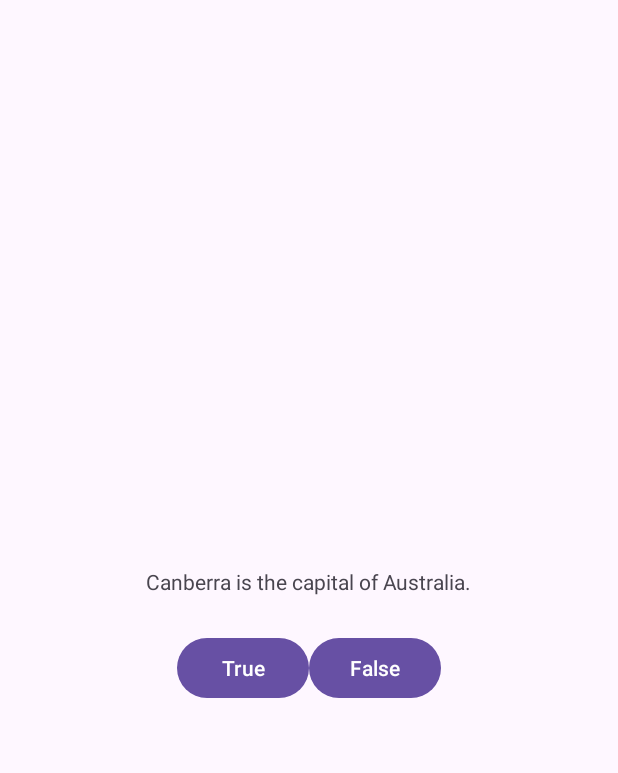
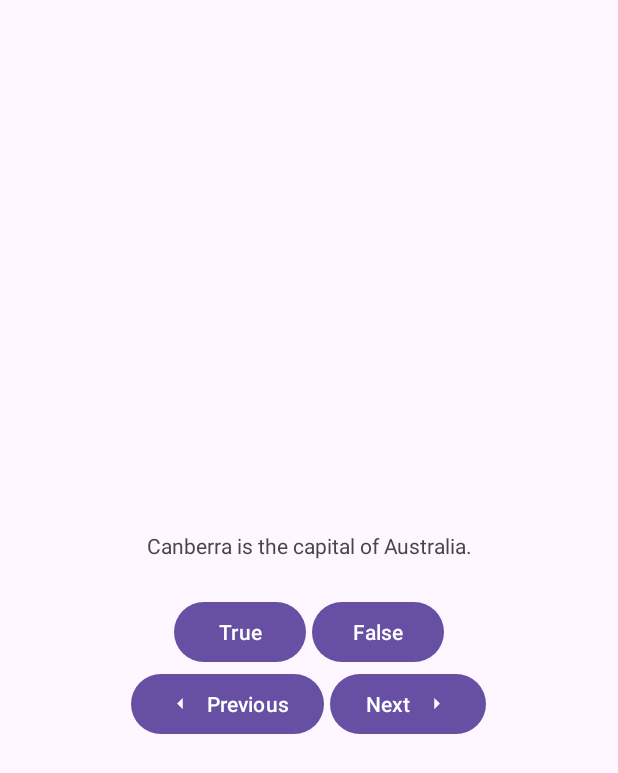
Before and after one commit to awesome31/rohit-career-book, an Android app: the screen it shows after launch (MainActivity), on a phone screen of 412 x 824 dp. Shown: the top 773 px of the screen. Run offline under Robolectric (Android 15) with nearby library versions, the light colour scheme and no system bars.

Commit message:
Complete chapter 2 for Android development

```diff
--- a/android/GeoQuiz/app/build.gradle.kts
+++ b/android/GeoQuiz/app/build.gradle.kts
@@ -33,6 +33,9 @@ android {
     kotlinOptions {
         jvmTarget = "1.8"
     }
+    buildFeatures {
+        viewBinding = true
+    }
 }
 
 dependencies {
--- a/android/GeoQuiz/app/src/main/java/com/rohitlearnsandroid/geoquiz/MainActivity.kt
+++ b/android/GeoQuiz/app/src/main/java/com/rohitlearnsandroid/geoquiz/MainActivity.kt
@@ -2,31 +2,78 @@ package com.rohitlearnsandroid.geoquiz
 
 import android.os.Bundle
 import android.view.View
-import android.widget.Button
 import android.widget.Toast
 import androidx.activity.enableEdgeToEdge
 import androidx.appcompat.app.AppCompatActivity
 import com.google.android.material.snackbar.Snackbar
+import com.rohitlearnsandroid.geoquiz.databinding.ActivityMainBinding
 
 class MainActivity : AppCompatActivity() {
-    private lateinit var trueButton: Button
-    private lateinit var falseButton: Button
+    private lateinit var binding: ActivityMainBinding
+
+    private val questionBank = listOf(
+        Question(R.string.question_australia, true),
+        Question(R.string.question_oceans, true),
+        Question(R.string.question_mideast, false), Question(
+            R.string
+                .question_africa, false
+        ),
+        Question(R.string.question_americas, true),
+        Question(R.string.question_asia, true)
+    )
+
+    private var currentIndex = 0
 
     override fun onCreate(savedInstanceState: Bundle?) {
         super.onCreate(savedInstanceState)
         enableEdgeToEdge()
-        setContentView(R.layout.activity_main)
 
-        trueButton = findViewById(R.id.true_button)
-        falseButton = findViewById(R.id.false_button)
+        binding = ActivityMainBinding.inflate(layoutInflater)
+        setContentView(binding.root)
 
+        binding.questionTextView.setOnClickListener { _: View ->
+            currentIndex = (currentIndex + 1) % questionBank.size
+
+            updateQuestion()
+        }
+
+        binding.trueButton.setOnClickListener { _: View ->
+            checkAnswer(true)
+        }
+
+        binding.falseButton.setOnClickListener { _: View ->
+            checkAnswer(false)
+        }
+
+        updateQuestion()
+
+        binding.nextButton.setOnClickListener { _: View ->
+            currentIndex = (currentIndex + 1) % questionBank.size
+
+            updateQuestion()
+        }
+
+        binding.prevButton.setOnClickListener { _: View ->
+            currentIndex = (currentIndex - 1) % questionBank.size
+
+            updateQuestion()
+        }
+    }
+
+    private fun updateQuestion() {
+        val questionTextResId = questionBank[currentIndex].textResId
+
+        binding.questionTextView.setText(questionTextResId)
+    }
+
+
+    private fun checkAnswer(userAnswer: Boolean) {
         val rootView: View = findViewById(R.id.root_layout)
 
-        trueButton.setOnClickListener { _: View ->
+        if (userAnswer == questionBank[currentIndex].answer) {
             Snackbar.make(rootView, R.string.correct_toast, Snackbar.LENGTH_SHORT).show()
-        }
 
-        falseButton.setOnClickListener { _: View ->
+        } else {
             Snackbar.make(rootView, R.string.incorrect_toast, Toast.LENGTH_SHORT).show()
         }
     }
--- /dev/null
+++ b/android/GeoQuiz/app/src/main/res/drawable/arrow_left.xml
@@ -0,0 +1,5 @@
+<vector xmlns:android="http://schemas.android.com/apk/res/android" android:autoMirrored="true" android:height="24dp" android:tint="#000000" android:viewportHeight="24" android:viewportWidth="24" android:width="24dp">
+
+    <path android:fillColor="@android:color/white" android:pathData="M14,7l-5,5 5,5V7z"/>
+
+</vector>
--- /dev/null
+++ b/android/GeoQuiz/app/src/main/res/drawable/arrow_right.xml
@@ -0,0 +1,5 @@
+<vector xmlns:android="http://schemas.android.com/apk/res/android" android:autoMirrored="true" android:height="24dp" android:tint="#000000" android:viewportHeight="24" android:viewportWidth="24" android:width="24dp">
+
+    <path android:fillColor="@android:color/white" android:pathData="M10,17l5,-5 -5,-5v10z"/>
+
+</vector>
--- a/android/GeoQuiz/app/src/main/res/layout/activity_main.xml
+++ b/android/GeoQuiz/app/src/main/res/layout/activity_main.xml
@@ -1,5 +1,7 @@
 <?xml version="1.0" encoding="utf-8"?>
 <LinearLayout xmlns:android="http://schemas.android.com/apk/res/android"
+    xmlns:app="http://schemas.android.com/apk/res-auto"
+    xmlns:tools="http://schemas.android.com/tools"
     android:id="@+id/root_layout"
     android:layout_width="match_parent"
     android:layout_height="match_parent"
@@ -7,10 +9,12 @@
     android:orientation="vertical">
 
     <TextView
+        android:id="@+id/question_text_view"
         android:layout_width="wrap_content"
         android:layout_height="wrap_content"
+        android:gravity="center"
         android:padding="24dp"
-        android:text="@string/question_text" />
+        tools:text="@string/question_australia" />
 
     <LinearLayout
         android:layout_width="wrap_content"
@@ -21,6 +25,7 @@
             android:id="@+id/true_button"
             android:layout_width="wrap_content"
             android:layout_height="wrap_content"
+            android:layout_marginEnd="4dp"
             android:text="@string/true_button" />
 
         <Button
@@ -29,4 +34,28 @@
             android:layout_height="wrap_content"
             android:text="@string/false_button" />
     </LinearLayout>
+
+    <LinearLayout
+        android:layout_width="wrap_content"
+        android:layout_height="wrap_content"
+        android:orientation="horizontal">
+
+        <Button
+            android:id="@+id/prev_button"
+            android:layout_width="wrap_content"
+            android:layout_height="wrap_content"
+            android:layout_marginEnd="4dp"
+            android:text="@string/prev_button"
+            app:icon="@drawable/arrow_left"
+            app:iconGravity="start" />
+
+        <Button
+            android:id="@+id/next_button"
+            android:layout_width="wrap_content"
+            android:layout_height="wrap_content"
+            android:text="@string/next_button"
+            app:icon="@drawable/arrow_right"
+            app:iconGravity="end" />
+
+    </LinearLayout>
 </LinearLayout>
--- a/android/GeoQuiz/app/src/main/res/values/strings.xml
+++ b/android/GeoQuiz/app/src/main/res/values/strings.xml
@@ -1,8 +1,19 @@
 <resources>
     <string name="app_name">GeoQuiz</string>
-    <string name="question_text">Canberra is the capital of Australia.</string>
+    <string name="question_australia">Canberra is the capital of Australia.</string>
+    <string name="question_oceans">The Pacific Ocean is larger than
+  the Atlantic Ocean.</string>
+    <string name="question_mideast">The Suez Canal connects the Red Sea
+  and the Indian Ocean.</string>
+    <string name="question_africa">The source of the Nile River is in Egypt.</string>
+    <string name="question_americas">The Amazon River is the longest river
+  in the Americas.</string>
+    <string name="question_asia">Lake Baikal is the world\'s oldest and deepest
+  freshwater lake.</string>
     <string name="true_button">True</string>
     <string name="false_button">False</string>
+    <string name="next_button">Next</string>
+    <string name="prev_button">Previous</string>
     <string name="correct_toast">Correct!</string>
     <string name="incorrect_toast">Incorrect!</string>
 </resources>
```
Also changed, not shown: 1 other file.
